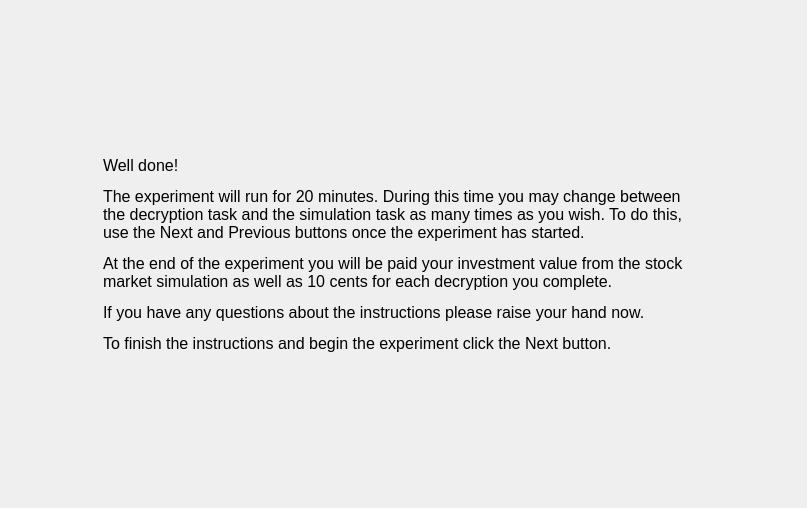
Above: MarketSimulation/instructionscreen8.ui from dwattttt/marketsim before the change. Below: the same form after it.
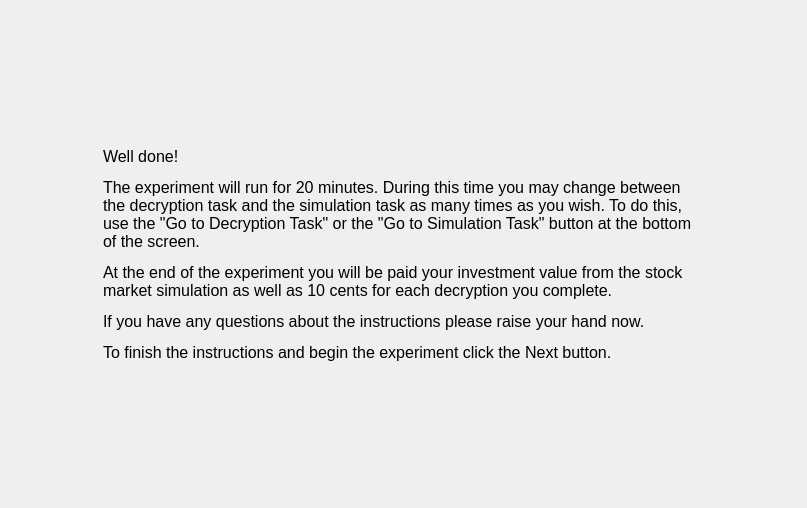
That is the form after the change.

Patch:
```diff
--- a/MarketSimulation/instructionscreen8.ui
+++ b/MarketSimulation/instructionscreen8.ui
@@ -61,7 +61,7 @@
 p, li { white-space: pre-wrap; }
 &lt;/style&gt;&lt;/head&gt;&lt;body style=&quot; font-family:'MS Shell Dlg 2'; font-size:12pt; font-weight:400; font-style:normal;&quot;&gt;
 &lt;p style=&quot; margin-top:12px; margin-bottom:12px; margin-left:0px; margin-right:0px; -qt-block-indent:0; text-indent:0px;&quot;&gt;Well done!&lt;/p&gt;
-&lt;p style=&quot; margin-top:12px; margin-bottom:12px; margin-left:0px; margin-right:0px; -qt-block-indent:0; text-indent:0px;&quot;&gt;The experiment will run for 20 minutes. During this time you may change between the decryption task and the simulation task as many times as you wish. To do this, use the Next and Previous buttons once the experiment has started. &lt;/p&gt;
+&lt;p style=&quot; margin-top:12px; margin-bottom:12px; margin-left:0px; margin-right:0px; -qt-block-indent:0; text-indent:0px;&quot;&gt;The experiment will run for 20 minutes. During this time you may change between the decryption task and the simulation task as many times as you wish. To do this, use the &amp;quot;Go to Decryption Task&amp;quot; or the &amp;quot;Go to Simulation Task&amp;quot; button at the bottom of the screen.&lt;/p&gt;
 &lt;p style=&quot; margin-top:12px; margin-bottom:12px; margin-left:0px; margin-right:0px; -qt-block-indent:0; text-indent:0px;&quot;&gt;At the end of the experiment you will be paid your investment value from the stock market simulation as well as 10 cents for each decryption you complete.&lt;/p&gt;
 &lt;p style=&quot; margin-top:12px; margin-bottom:12px; margin-left:0px; margin-right:0px; -qt-block-indent:0; text-indent:0px;&quot;&gt;If you have any questions about the instructions please raise your hand now.&lt;/p&gt;
 &lt;p style=&quot; margin-top:12px; margin-bottom:12px; margin-left:0px; margin-right:0px; -qt-block-indent:0; text-indent:0px;&quot;&gt;To finish the instructions and begin the experiment click the Next button. &lt;/p&gt;&lt;/body&gt;&lt;/html&gt;</string>
```
